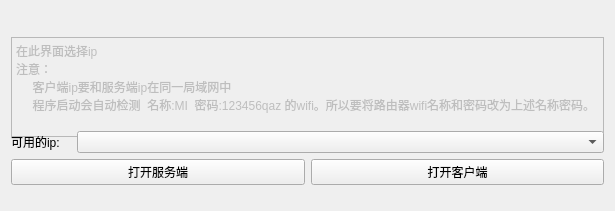
Above: selectip.ui from VictorySong/ls before the change. Below: the same form after it.
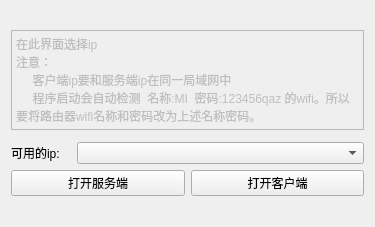
That is the form after the change.

Commit message: 界面修改

```diff
--- a/selectip.ui
+++ b/selectip.ui
@@ -6,8 +6,8 @@
    <rect>
     <x>0</x>
     <y>0</y>
-    <width>615</width>
-    <height>211</height>
+    <width>375</width>
+    <height>227</height>
    </rect>
   </property>
   <property name="sizePolicy">
@@ -26,47 +26,11 @@
    <string>Form</string>
   </property>
   <layout class="QGridLayout" name="gridLayout">
-   <item row="0" column="0">
+   <property name="topMargin">
+    <number>0</number>
+   </property>
+   <item row="1" column="0">
     <layout class="QVBoxLayout" name="verticalLayout">
-     <item>
-      <layout class="QHBoxLayout" name="horizontalLayout_3">
-       <item>
-        <widget class="QTextEdit" name="textEdit">
-         <property name="enabled">
-          <bool>false</bool>
-         </property>
-         <property name="sizePolicy">
-          <sizepolicy hsizetype="Expanding" vsizetype="Minimum">
-           <horstretch>0</horstretch>
-           <verstretch>0</verstretch>
-          </sizepolicy>
-         </property>
-         <property name="minimumSize">
-          <size>
-           <width>0</width>
-           <height>100</height>
-          </size>
-         </property>
-         <property name="maximumSize">
-          <size>
-           <width>16777215</width>
-           <height>75</height>
-          </size>
-         </property>
-         <property name="html">
-          <string>&lt;!DOCTYPE HTML PUBLIC &quot;-//W3C//DTD HTML 4.0//EN&quot; &quot;http://www.w3.org/TR/REC-html40/strict.dtd&quot;&gt;
-&lt;html&gt;&lt;head&gt;&lt;meta name=&quot;qrichtext&quot; content=&quot;1&quot; /&gt;&lt;style type=&quot;text/css&quot;&gt;
-p, li { white-space: pre-wrap; }
-&lt;/style&gt;&lt;/head&gt;&lt;body style=&quot; font-family:'SimSun'; font-size:9pt; font-weight:400; font-style:normal;&quot;&gt;
-&lt;p style=&quot; margin-top:0px; margin-bottom:0px; margin-left:0px; margin-right:0px; -qt-block-indent:0; text-indent:0px;&quot;&gt;在此界面选择ip &lt;/p&gt;
-&lt;p style=&quot; margin-top:0px; margin-bottom:0px; margin-left:0px; margin-right:0px; -qt-block-indent:0; text-indent:0px;&quot;&gt;注意：&lt;/p&gt;
-&lt;p style=&quot; margin-top:0px; margin-bottom:0px; margin-left:0px; margin-right:0px; -qt-block-indent:0; text-indent:0px;&quot;&gt;     客户端ip要和服务端ip在同一局域网中&lt;/p&gt;
-&lt;p style=&quot; margin-top:0px; margin-bottom:0px; margin-left:0px; margin-right:0px; -qt-block-indent:0; text-indent:0px;&quot;&gt;     程序启动会自动检测  名称:MI  密码:123456qaz 的wifi。所以要将路由器wifi名称和密码改为上述名称密码。&lt;/p&gt;&lt;/body&gt;&lt;/html&gt;</string>
-         </property>
-        </widget>
-       </item>
-      </layout>
-     </item>
      <item>
       <layout class="QHBoxLayout" name="horizontalLayout">
        <item>
@@ -126,6 +90,41 @@
      </item>
     </layout>
    </item>
+   <item row="0" column="0">
+    <widget class="QTextEdit" name="textEdit">
+     <property name="enabled">
+      <bool>false</bool>
+     </property>
+     <property name="sizePolicy">
+      <sizepolicy hsizetype="Expanding" vsizetype="Minimum">
+       <horstretch>0</horstretch>
+       <verstretch>0</verstretch>
+      </sizepolicy>
+     </property>
+     <property name="minimumSize">
+      <size>
+       <width>0</width>
+       <height>100</height>
+      </size>
+     </property>
+     <property name="maximumSize">
+      <size>
+       <width>16777215</width>
+       <height>75</height>
+      </size>
+     </property>
+     <property name="html">
+      <string>&lt;!DOCTYPE HTML PUBLIC &quot;-//W3C//DTD HTML 4.0//EN&quot; &quot;http://www.w3.org/TR/REC-html40/strict.dtd&quot;&gt;
+&lt;html&gt;&lt;head&gt;&lt;meta name=&quot;qrichtext&quot; content=&quot;1&quot; /&gt;&lt;style type=&quot;text/css&quot;&gt;
+p, li { white-space: pre-wrap; }
+&lt;/style&gt;&lt;/head&gt;&lt;body style=&quot; font-family:'SimSun'; font-size:9pt; font-weight:400; font-style:normal;&quot;&gt;
+&lt;p style=&quot; margin-top:0px; margin-bottom:0px; margin-left:0px; margin-right:0px; -qt-block-indent:0; text-indent:0px;&quot;&gt;在此界面选择ip &lt;/p&gt;
+&lt;p style=&quot; margin-top:0px; margin-bottom:0px; margin-left:0px; margin-right:0px; -qt-block-indent:0; text-indent:0px;&quot;&gt;注意：&lt;/p&gt;
+&lt;p style=&quot; margin-top:0px; margin-bottom:0px; margin-left:0px; margin-right:0px; -qt-block-indent:0; text-indent:0px;&quot;&gt;     客户端ip要和服务端ip在同一局域网中&lt;/p&gt;
+&lt;p style=&quot; margin-top:0px; margin-bottom:0px; margin-left:0px; margin-right:0px; -qt-block-indent:0; text-indent:0px;&quot;&gt;     程序启动会自动检测  名称:MI  密码:123456qaz 的wifi。所以要将路由器wifi名称和密码改为上述名称密码。&lt;/p&gt;&lt;/body&gt;&lt;/html&gt;</string>
+     </property>
+    </widget>
+   </item>
   </layout>
  </widget>
  <resources/>
```
The commit also changes 3 other files.
